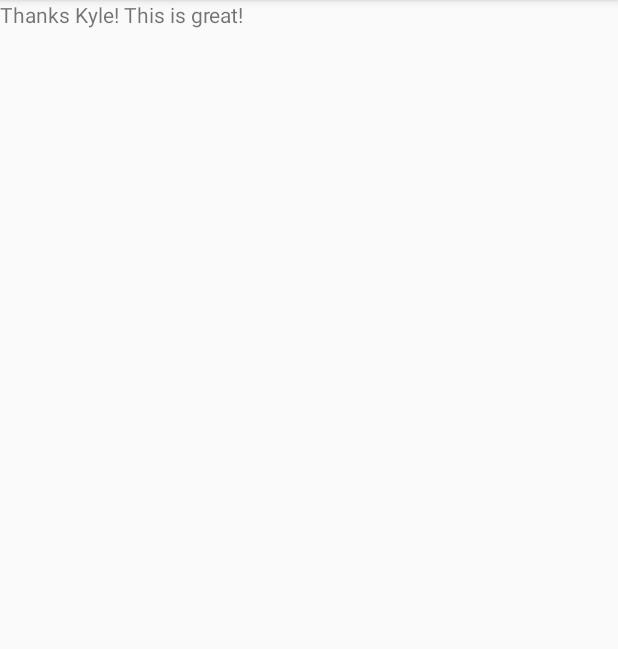
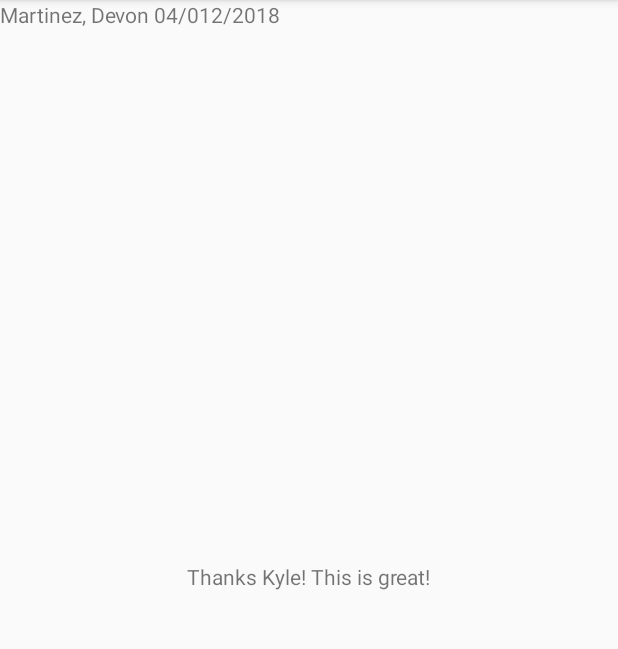
Before and after one commit to D3v0nM/FirstApplication, an Android app: the screen it shows after launch (MainActivity), in the options menu, after a tap on "Thanks Kyle! This is great!", on a phone screen of 412 x 824 dp, the part 84-733 px from its top. Run offline under Robolectric (Android 15) with nearby library versions, the phone set to English and light mode, and no system bars.

Commit message:
Added name to project

```diff
--- a/app/src/main/res/layout/activity_main.xml
+++ b/app/src/main/res/layout/activity_main.xml
@@ -7,13 +7,19 @@
     tools:context=".MainActivity">
 
     <TextView
+        android:id="@+id/me"
+        android:layout_width="wrap_content"
+        android:layout_height="wrap_content"
+        android:text="@string/me" />
+
+    <TextView
         android:id="@+id/hello_world"
         android:layout_width="wrap_content"
         android:layout_height="wrap_content"
-        android:text="@string/hello" />
-        <!--app:layout_constraintBottom_toBottomOf="parent"
+        android:text="@string/hello"
+        app:layout_constraintBottom_toBottomOf="parent"
         app:layout_constraintLeft_toLeftOf="parent"
         app:layout_constraintRight_toRightOf="parent"
         app:layout_constraintTop_toTopOf="parent" />
--->
+
 </android.support.constraint.ConstraintLayout>
--- a/app/src/main/res/values/strings.xml
+++ b/app/src/main/res/values/strings.xml
@@ -2,4 +2,5 @@
     <string name="app_name">First Application</string>
     <string name="hello">Hello Kyle!</string>
     <string name="great">Thanks Kyle! This is great!</string>
+    <string name="me">Martinez, Devon 04/012/2018</string>
 </resources>
```
